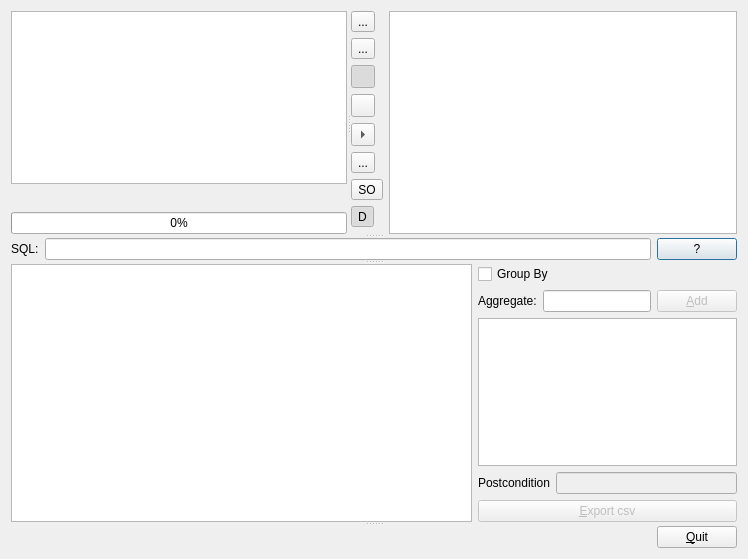
Above: dialogrelation.ui from gthom/gapQBE before the change. Below: the same form after it.
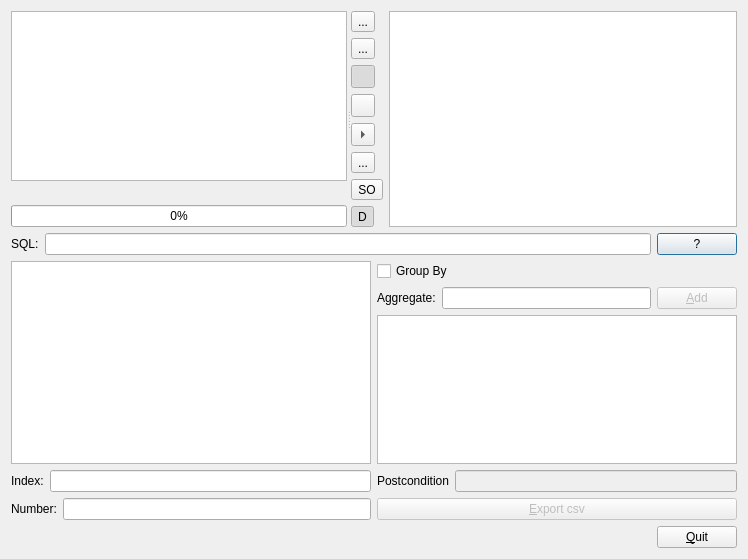
That is the form after the change. Icons and pictures are not drawn. Custom widgets are drawn as their Qt base class.

Commit message: Ajout de la clause limit index,nombre shift del permet de supprimer une table

The edit to the form file:
```diff
--- a/dialogrelation.ui
+++ b/dialogrelation.ui
@@ -13,12 +13,8 @@
   <property name="windowTitle">
    <string>Gap Query Builder QBE</string>
   </property>
-  <layout class="QVBoxLayout" name="verticalLayout_4">
+  <layout class="QVBoxLayout" name="verticalLayout_5">
    <item>
-    <widget class="QSplitter" name="splitter_2">
-     <property name="orientation">
-      <enum>Qt::Vertical</enum>
-     </property>
      <widget class="QSplitter" name="splitter">
       <property name="orientation">
        <enum>Qt::Horizontal</enum>
@@ -235,7 +231,8 @@
        </layout>
       </widget>
      </widget>
-     <widget class="QWidget" name="layoutWidget">
+   </item>
+   <item>
       <layout class="QHBoxLayout" name="horizontalLayout">
        <item>
         <widget class="QLabel" name="label">
@@ -259,10 +256,12 @@
         </widget>
        </item>
       </layout>
-     </widget>
-     <widget class="QWidget" name="layoutWidget">
+   </item>
+   <item>
       <layout class="QHBoxLayout" name="horizontalLayout_8">
        <item>
+      <layout class="QVBoxLayout" name="verticalLayout_4">
+       <item>
         <widget class="QTableWidget" name="tableWidgetPreview">
          <property name="sizePolicy">
           <sizepolicy hsizetype="Expanding" vsizetype="Expanding">
@@ -282,6 +281,36 @@
         </widget>
        </item>
        <item>
+        <layout class="QHBoxLayout" name="horizontalLayout_3">
+         <item>
+          <widget class="QLabel" name="label_4">
+           <property name="text">
+            <string>Index:</string>
+           </property>
+          </widget>
+         </item>
+         <item>
+          <widget class="QLineEdit" name="lineEditIndex"/>
+         </item>
+        </layout>
+       </item>
+       <item>
+        <layout class="QHBoxLayout" name="horizontalLayout_5">
+         <item>
+          <widget class="QLabel" name="label_5">
+           <property name="text">
+            <string>Number:</string>
+           </property>
+          </widget>
+         </item>
+         <item>
+          <widget class="QLineEdit" name="lineEditCount"/>
+         </item>
+        </layout>
+       </item>
+      </layout>
+     </item>
+     <item>
         <layout class="QVBoxLayout" name="verticalLayout_3">
          <item>
           <widget class="QCheckBox" name="checkBoxGroupBy">
@@ -376,8 +405,8 @@
         </layout>
        </item>
       </layout>
-     </widget>
-     <widget class="QWidget" name="layoutWidget">
+   </item>
+   <item>
       <layout class="QHBoxLayout" name="horizontalLayout_2">
        <item>
         <spacer name="horizontalSpacer">
@@ -404,8 +433,6 @@
         </widget>
        </item>
       </layout>
-     </widget>
-    </widget>
    </item>
   </layout>
   <action name="actionSuprime">
```
Left out of the diff: 17 changed lines with no effect on the pictures. Lines whose indentation alone changed are shown as unchanged. The commit also changes 3 other files.
